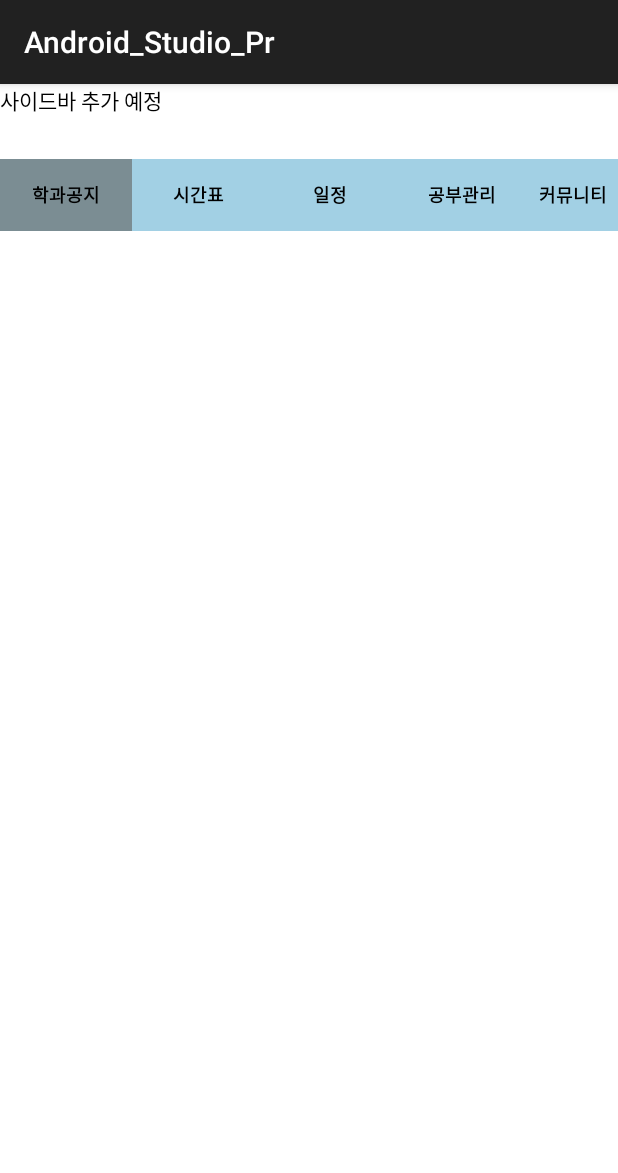
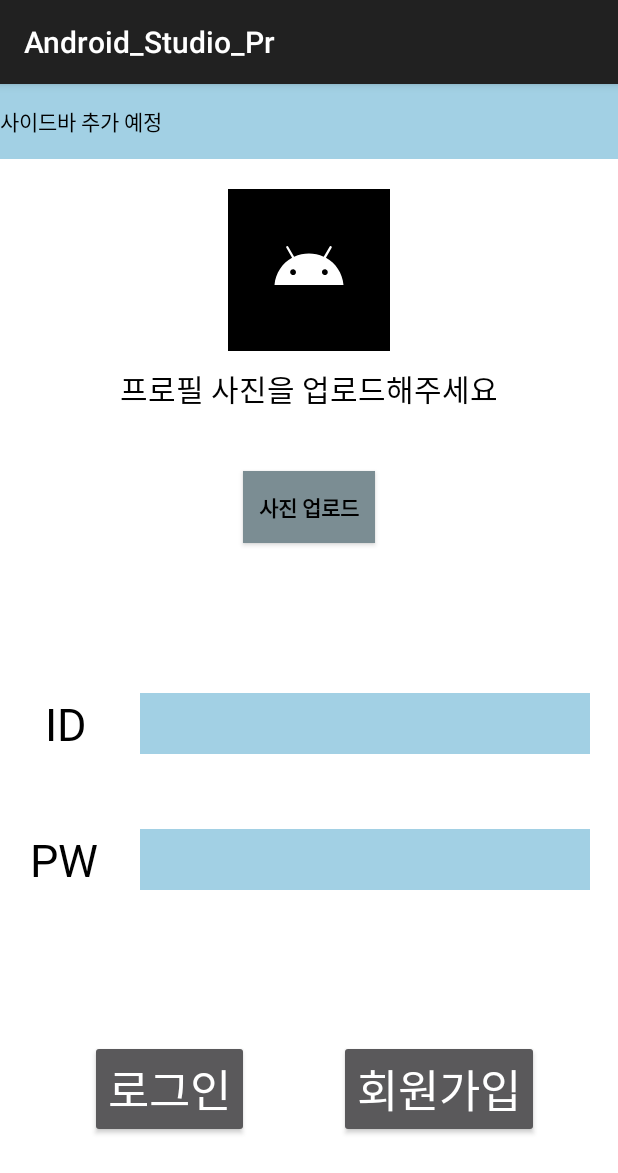
Before and after one commit to BlackWerf1257/Time-Calender, an Android app: the screen it shows after launch (MainActivity), on a phone screen of 412 x 824 dp. Shown: the top 1173 px of the screen. Run offline under Robolectric (Android 15) with nearby library versions, the phone set to English and light mode, and no system bars.

Commit message:
상단바 및 로그인 창 UI 구현 완료

```diff
--- a/app/src/main/java/com/example/android_studio_pr/MainActivity.java
+++ b/app/src/main/java/com/example/android_studio_pr/MainActivity.java
@@ -11,26 +11,9 @@ import android.widget.Button;
 import java.util.List;
 
 public class MainActivity extends AppCompatActivity {
-    Button[] topButtonList = new Button[5];
-
     @Override
     protected void onCreate(Bundle savedInstanceState) {
         super.onCreate(savedInstanceState);
         setContentView(R.layout.activity_main);
-
-        Display display = getWindowManager().getDefaultDisplay();
-        DisplayMetrics metrics = new DisplayMetrics();
-        display.getMetrics(metrics);
-        float density = getResources().getDisplayMetrics().density;
-        int width = (int)(metrics.widthPixels / density) / 5;
-
-        topButtonList[0] = (Button)findViewById(R.id.mainBtn);
-        topButtonList[1] = (Button)findViewById(R.id.calender);
-        topButtonList[2] = (Button)findViewById(R.id.schedule);
-        topButtonList[3] = (Button)findViewById(R.id.studyManage);
-        topButtonList[4] = (Button)findViewById(R.id.community);
-
-        for(int i=0; i< topButtonList.length; i++)
-            topButtonList[i].setWidth(width);
     }
 }
--- a/app/src/main/res/layout/activity_main.xml
+++ b/app/src/main/res/layout/activity_main.xml
@@ -10,73 +10,117 @@
 
     <LinearLayout
         android:layout_width="match_parent"
-        android:layout_height="50dp">
+        android:layout_height="50dp"
+        android:background="@color/UnSelected_Button">
         <TextView
             android:layout_width="wrap_content"
             android:layout_height="wrap_content"
             android:text="사이드바 추가 예정"
             android:textColor="@color/black"
-            android:gravity="center_horizontal"/>
+            android:gravity="center_horizontal"
+            android:layout_gravity="center_vertical"/>
     </LinearLayout>
 
     <LinearLayout
         android:layout_width="match_parent"
         android:layout_height="wrap_content"
-        android:orientation="horizontal">
-
-
-        <Button
-            android:id="@+id/mainBtn"
+        android:orientation="vertical">
+        <ImageView
+            android:layout_marginTop="20sp"
+            android:id="@+id/profileImgView"
             android:layout_width="wrap_content"
             android:layout_height="wrap_content"
-            android:text="학과공지"
-            android:textStyle="bold"
-            android:textSize="12sp"
-            app:cornerRadius="0dp"
-            android:background="@color/Selected_Button"
-            android:textColor="@color/black"/>
+            android:src="@drawable/ic_launcher_foreground"
+            android:layout_gravity="center"
+            android:background="@color/black"/>
 
-        <Button
-            android:id="@+id/calender"
+        <TextView
+            android:layout_marginTop="10sp"
             android:layout_width="wrap_content"
             android:layout_height="wrap_content"
-            android:text="시간표"
-            android:textSize="12sp"
-            android:textStyle="bold"
-            app:cornerRadius="0dp"
+            android:text="프로필 사진을 업로드해주세요"
             android:textColor="@color/black"
-            android:background="@color/UnSelected_Button"/>
-
+            android:textSize="20dp"
+            android:layout_gravity="center"/>
         <Button
-            android:id="@+id/schedule"
+            android:layout_marginTop="40sp"
+            android:id="@+id/imgUpload"
             android:layout_width="wrap_content"
             android:layout_height="wrap_content"
-            android:textStyle="bold"
-            android:text="일정"
-            android:textSize="12sp"
-            app:cornerRadius="0dp"
+            android:text="사진 업로드"
+            android:background="@color/Selected_Button"
+            android:layout_gravity="center"
             android:textColor="@color/black"
-            android:background="@color/UnSelected_Button"/>
-        <Button
-            android:id="@+id/studyManage"
-            android:layout_width="wrap_content"
+            android:textStyle="bold"/>
+
+        <LinearLayout
+            android:layout_width="match_parent"
             android:layout_height="wrap_content"
-            android:textStyle="bold"
-            android:text="공부관리"
-            android:textSize="12sp"
-            app:cornerRadius="0dp"
-            android:textColor="@color/black"
-            android:background="@color/UnSelected_Button"/>
-        <Button
-            android:id="@+id/community"
-            android:layout_width="wrap_content"
+            android:orientation="horizontal"
+            android:layout_marginTop="100sp">
+            <TextView
+                android:layout_marginLeft="30sp"
+                android:text="ID"
+                android:textColor="@color/black"
+                android:textSize="30sp"
+                android:layout_width="wrap_content"
+                android:layout_height="wrap_content"
+                android:layout_gravity="center_vertical"/>
+
+            <EditText
+                android:id="@+id/idField"
+                android:layout_width="300sp"
+                android:layout_height="wrap_content"
+                android:layout_gravity="center"
+                android:layout_marginLeft="35sp"
+                android:background="@color/UnSelected_Button"
+                android:text=""
+                android:textSize="30sp" />
+        </LinearLayout>
+        <LinearLayout
+            android:layout_width="match_parent"
             android:layout_height="wrap_content"
-            android:textStyle="bold"
-            android:text="커뮤니티"
-            android:textSize="12sp"
-            app:cornerRadius="0dp"
-            android:textColor="@color/black"
-            android:background="@color/UnSelected_Button"/>
+            android:orientation="horizontal"
+            android:layout_marginTop="50sp">
+            <TextView
+                android:layout_marginLeft="20sp"
+                android:text="PW"
+                android:textColor="@color/black"
+                android:textSize="30sp"
+                android:layout_width="wrap_content"
+                android:layout_height="wrap_content"
+                android:layout_gravity="center_vertical"/>
+            <EditText
+                android:id="@+id/pwField"
+                android:text=""
+                android:layout_marginLeft="28sp"
+                android:textSize="30sp"
+                android:layout_width="300sp"
+                android:layout_height="wrap_content"
+                android:background="@color/UnSelected_Button"
+                android:layout_gravity="center"/>
+        </LinearLayout>
+        <LinearLayout
+            android:layout_width="match_parent"
+            android:layout_height="wrap_content"
+            android:orientation="horizontal"
+            android:layout_marginTop="100sp">
+            <Button
+                android:layout_marginLeft="60sp"
+                android:layout_width="wrap_content"
+                android:layout_height="wrap_content"
+                android:text="로그인"
+                android:textSize="30sp"
+                />
+            <Button
+                android:layout_marginLeft="60sp"
+                android:layout_width="wrap_content"
+                android:layout_height="wrap_content"
+                android:text="회원가입"
+                android:textSize="30sp"
+                />
+        </LinearLayout>
+
     </LinearLayout>
 
 </LinearLayout>
```
Also changed, not shown: app/src/main/res/layout/dept_announce.xml (added, +79 -0 lines).
